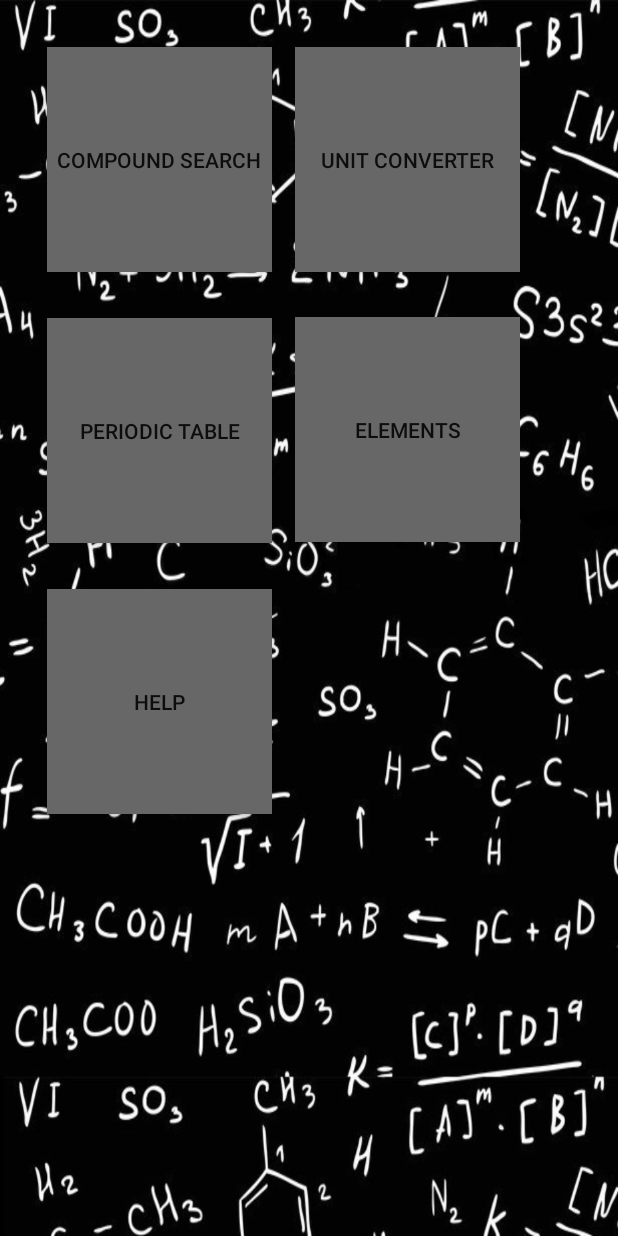
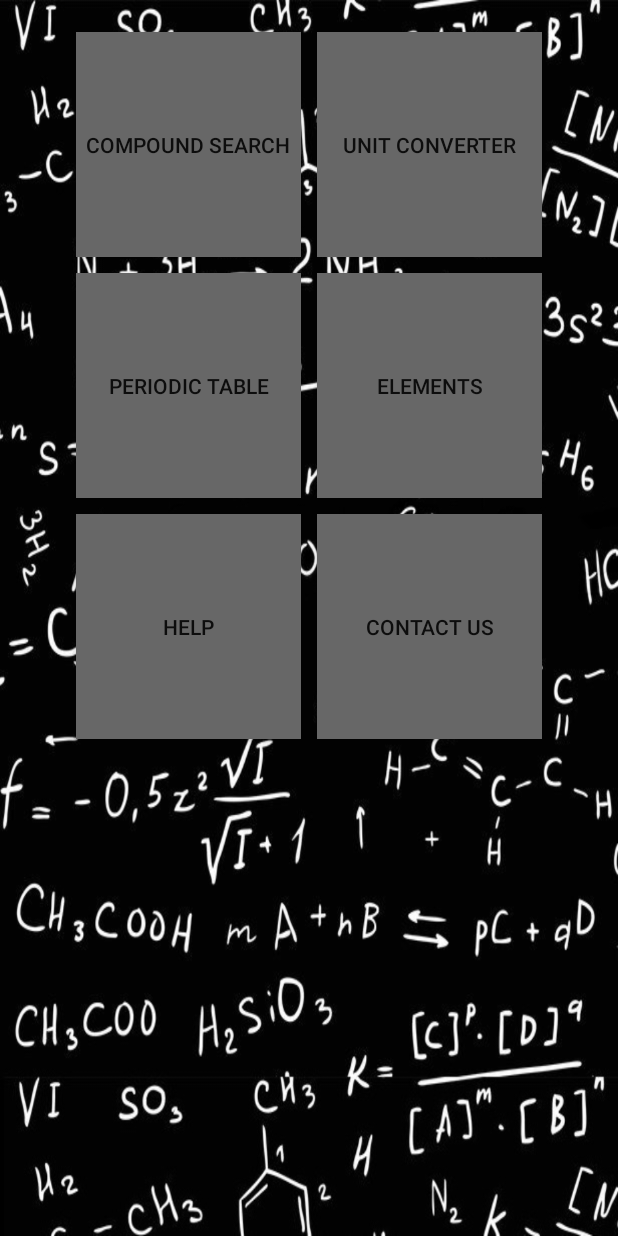
Before and after one commit to tayl/se-chemistry, an Android app: the screen it shows after launch (MainActivity), on a phone screen of 412 x 824 dp. Run offline under Robolectric (Android 15) with nearby library versions, the phone set to English and light mode, and no system bars.

Commit message:
Added Contact Activity to MainActivity.java. Changed MainActivity XML layout from relative view to grid view so alignment is automatic. Updated splash screen

```diff
--- a/ChemistryHandbook/app/src/main/res/layout/activity_main.xml
+++ b/ChemistryHandbook/app/src/main/res/layout/activity_main.xml
@@ -12,72 +12,40 @@
 
     <ScrollView
         android:id="@+id/scrollView"
-        android:layout_width="fill_parent"
-        android:layout_height="wrap_content"
-        android:layout_alignParentBottom="true"
-        android:layout_alignParentLeft="true"
-        android:layout_alignParentRight="true"
-        android:layout_alignParentTop="true"
+        android:layout_width="match_parent"
+        android:layout_height="match_parent"
         android:overScrollMode="never"
-        android:scrollbars="none"
-        >
+        android:scrollbars="none">
 
-        <RelativeLayout
+    </ScrollView>
+
+    <GridLayout
         android:layout_width="wrap_content"
-            android:layout_height="wrap_content"
-            android:orientation="vertical">
-
+        android:layout_height="match_parent"
+        android:layout_alignParentTop="false"
+        android:layout_centerHorizontal="true"
+        android:layout_gravity="center"
+        android:columnCount="2"
+        android:columnOrderPreserved="false"
+        android:rowCount="3"
+        android:rowOrderPreserved="true">
 
         <Button
             android:id="@+id/compoundsearch"
             android:layout_width="wrap_content"
             android:layout_height="wrap_content"
-                android:layout_margin="15dp"
+            android:layout_margin="5dp"
             android:width="150dp"
             android:height="150dp"
             android:background="#676767"
-                android:onClick="openCompundResults"
-                android:text="@string/compoundsearchbuttontext"/>
-
-            <Button
-                android:id="@+id/periodictable"
-                android:layout_width="wrap_content"
-                android:layout_height="wrap_content"
-                android:layout_below="@id/compoundsearch"
-                android:layout_margin="15dp"
-                android:width="150dp"
-                android:height="150dp"
-                android:background="#676767"
-                android:onClick="openPeriodicTableActivity"
-                android:text="@string/tablebuttontext" />
-            <Button
-                android:id="@+id/placeholder3"
-                android:layout_width="wrap_content"
-                android:layout_height="wrap_content"
-                android:layout_below="@id/periodictable"
-                android:layout_margin="15dp"
-                android:width="150dp"
-                android:height="150dp"
-                android:background="#676767"
-                android:onClick="openHelpActivity"
-                android:text="@string/helpbuttontext" />
-            <Button
-                android:id="@+id/placeholder5"
-                android:layout_width="wrap_content"
-                android:layout_height="wrap_content"
-                android:layout_below="@id/placeholder3"
-                android:layout_margin="15dp"
-                android:width="150dp"
-                android:height="150dp"
-                android:background="#676767"
-                android:visibility="invisible" />
+            android:onClick="openCompoundResults"
+            android:text="@string/compoundsearchbuttontext" />
 
         <Button
             android:id="@+id/conversions"
             android:layout_width="wrap_content"
             android:layout_height="wrap_content"
-                android:layout_marginTop="15dp"
-                android:layout_toRightOf="@+id/compoundsearch"
+            android:layout_margin="5dp"
             android:width="150dp"
             android:height="150dp"
             android:background="#676767"
@@ -85,43 +53,74 @@
             android:text="@string/converterbuttontext" />
 
         <Button
+            android:id="@+id/periodictable"
+            android:layout_width="wrap_content"
+            android:layout_height="wrap_content"
+            android:layout_margin="5dp"
+            android:width="150dp"
+            android:height="150dp"
+            android:background="#676767"
+            android:onClick="openPeriodicTableActivity"
+            android:text="@string/tablebuttontext" />
+
+        <Button
             android:id="@+id/placeholder2"
             android:layout_width="wrap_content"
             android:layout_height="wrap_content"
-                android:layout_below="@id/conversions"
-                android:layout_marginTop="30dp"
-                android:layout_toRightOf="@+id/compoundsearch"
+            android:layout_margin="5dp"
             android:width="150dp"
             android:height="150dp"
             android:background="#676767"
             android:onClick="openElementActivity"
             android:text="@string/elementsbuttontext" />
+
+        <Button
+            android:id="@+id/placeholder3"
+            android:layout_width="wrap_content"
+            android:layout_height="wrap_content"
+            android:layout_margin="5dp"
+            android:width="150dp"
+            android:height="150dp"
+            android:background="#676767"
+            android:onClick="openHelpActivity"
+            android:text="@string/helpbuttontext" />
+
+        <Button
+            android:id="@+id/contactbutton"
+            android:layout_width="wrap_content"
+            android:layout_height="wrap_content"
+            android:layout_margin="5dp"
+            android:width="150dp"
+            android:height="150dp"
+            android:background="#676767"
+            android:nestedScrollingEnabled="false"
+            android:onClick="openContactActivity"
+            android:text="@string/contactbuttontext" />
+
+        <Button
+            android:id="@+id/placeholder6"
+            android:layout_width="wrap_content"
+            android:layout_height="wrap_content"
+            android:layout_below="@+id/contactbutton"
+            android:layout_margin="5dp"
+            android:layout_toRightOf="@+id/compoundsearch"
+            android:width="150dp"
+            android:height="150dp"
+            android:background="#676767"
+            android:visibility="invisible" />
+
         <Button
             android:id="@+id/placeholder4"
             android:layout_width="wrap_content"
             android:layout_height="wrap_content"
-                android:layout_below="@id/placeholder2"
-                android:layout_marginTop="30dp"
-                android:layout_toRightOf="@+id/compoundsearch"
+            android:layout_below="@+id/placeholder3"
+            android:layout_margin="5dp"
             android:width="150dp"
             android:height="150dp"
             android:background="#676767"
             android:enabled="false"
             android:visibility="invisible" />
-
-            <Button
-                android:id="@+id/placeholder6"
-                android:layout_width="wrap_content"
-                android:layout_height="wrap_content"
-                android:layout_below="@id/placeholder4"
-                android:layout_marginTop="30dp"
-                android:layout_toRightOf="@+id/compoundsearch"
-                android:width="150dp"
-                android:height="150dp"
-                android:background="#676767"
-                android:visibility="invisible" />
-        </RelativeLayout>
-    </ScrollView>
+    </GridLayout>
 
 
 </RelativeLayout>
--- a/ChemistryHandbook/app/src/main/res/values/strings.xml
+++ b/ChemistryHandbook/app/src/main/res/values/strings.xml
@@ -19,6 +19,10 @@
 
     <string name="title_activity_mole">MoleActivity</string>
     <string name="splash_screen">Splash screen</string>
+    <string name="contactbuttontext">Contact Us</string>
+    <string name="send_button">send</string>
+    <string name="contactmessagehint">fix this, implement this, you\'re doing a good job, etc</string>
+    <string name="contactsubjecthint">subject</string>
 
     <string-array name="converstionTypes">
         <item>Area</item>
--- a/ChemistryHandbook/build.gradle
+++ b/ChemistryHandbook/build.gradle
@@ -5,7 +5,7 @@ buildscript {
         jcenter()
     }
     dependencies {
-        classpath 'com.android.tools.build:gradle:1.5.0'
+        classpath 'com.android.tools.build:gradle:2.0.0'
 
         // NOTE: Do not place your application dependencies here; they belong
         // in the individual module build.gradle files
--- a/ChemistryHandbook/settings.gradle
+++ b/ChemistryHandbook/settings.gradle
@@ -1 +1 @@
-include ':app'
+include ':app', ':volley'
```
Also changed, not shown: ChemistryHandbook/app/build.gradle (+5 -3 lines), ChemistryHandbook/app/src/main/AndroidManifest.xml (+12 -13 lines), ChemistryHandbook/app/src/main/java/activities/MainActivity.java (+6 -1 lines), ChemistryHandbook/app/src/main/res/layout/activity_compound_results.xml (+9 -9 lines), ChemistryHandbook/app/src/main/res/layout/splash_screen.xml (+5 -3 lines), ChemistryHandbook/app/src/main/res/drawable/chemistryhandbooksplashscreen.png, ChemistryHandbook/gradle/wrapper/gradle-wrapper.properties. Lines whose indentation alone changed are shown as unchanged.
